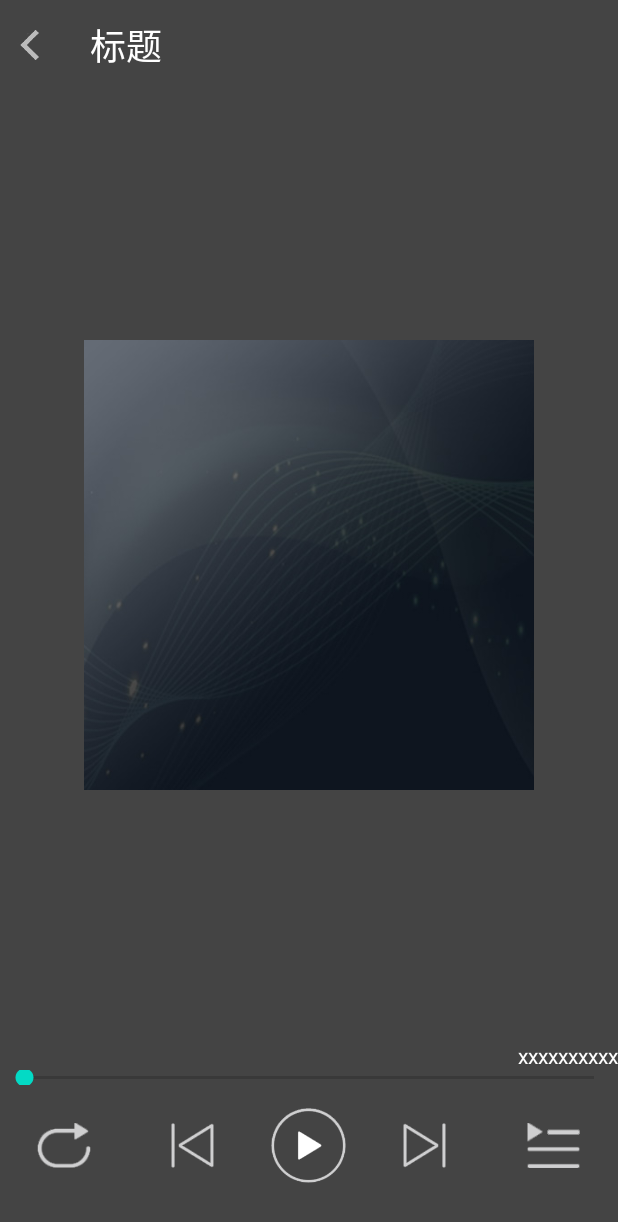
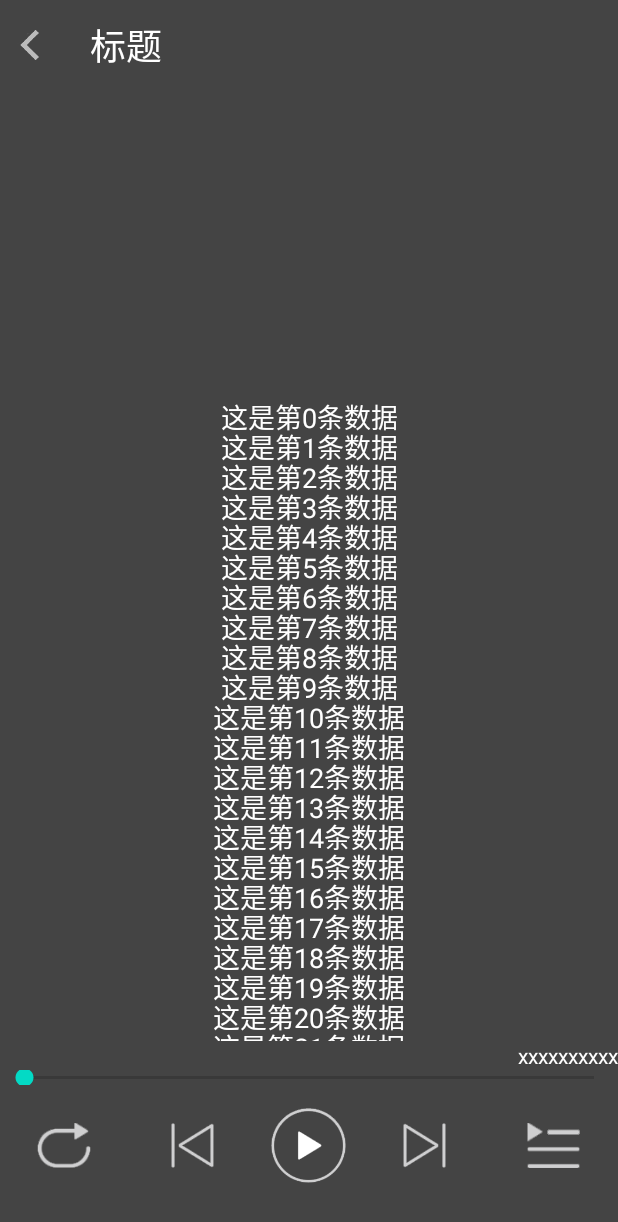
Before and after one commit to wangwangla/VideoDemo, an Android app: the AudioPlayActivity screen opened directly, with no data from a screen before it, on a phone screen of 412 x 824 dp. Shown: the top 1222 px of the screen. Run offline under Robolectric (Android 15) with nearby library versions, the phone set to English and light mode, and no system bars; 2 statements that could not run were skipped.

Commit message:
完成歌词滚动

```diff
--- /dev/null
+++ b/app/src/main/java/com/kangwang/video/lyirc/LyricBean.java
@@ -0,0 +1,35 @@
+package com.kangwang.video.lyirc;
+
+public class LyricBean {
+    private int startTime;
+    private String content;
+
+    public LyricBean(int startTime, String content) {
+        this.startTime = startTime;
+        this.content = content;
+    }
+
+    @Override
+    public String toString() {
+        return "LyricBean{" +
+                "startTime=" + startTime +
+                ", content='" + content + '\'' +
+                '}';
+    }
+
+    public int getStartTime() {
+        return startTime;
+    }
+
+    public void setStartTime(int startTime) {
+        this.startTime = startTime;
+    }
+
+    public String getContent() {
+        return content;
+    }
+
+    public void setContent(String content) {
+        this.content = content;
+    }
+}
--- /dev/null
+++ b/app/src/main/java/com/kangwang/video/lyirc/LyricView.java
@@ -0,0 +1,128 @@
+package com.kangwang.video.lyirc;
+
+import android.content.Context;
+import android.graphics.Canvas;
+import android.graphics.Paint;
+import android.graphics.Rect;
+import android.util.AttributeSet;
+import android.widget.TextView;
+
+import androidx.annotation.Nullable;
+
+import com.kangwang.video.R;
+
+import java.util.ArrayList;
+import java.util.List;
+
+
+public class LyricView extends TextView{
+
+    private Paint paint;
+    private int mHalfVieW;
+    private int mHalfVieH;
+    private List<LyricBean> lyricBeans;
+    private int currentLine;
+    private float hangHight;
+
+    public LyricView(Context context) {
+        super(context);
+        init();
+    }
+
+    public LyricView(Context context, @Nullable AttributeSet attrs) {
+        super(context, attrs);
+        init();
+    }
+
+    public LyricView(Context context, @Nullable AttributeSet attrs, int defStyleAttr) {
+        super(context, attrs, defStyleAttr);
+        init();
+    }
+
+
+    private void init() {
+        //初始化高亮行的颜色  大小
+        int mHightColor = getResources().getColor(R.color.white);
+        float mHightSize = getResources().getDimension(R.dimen.hight_size);
+        //初始化普通行的颜色   大小
+        paint = new Paint();
+        paint.setColor(mHightColor);
+        paint.setTextSize(mHightSize);
+        paint.setAntiAlias(true);
+
+        lyricBeans = new ArrayList<>();
+        for (int i = 0; i < 100; i++) {
+            lyricBeans.add(new LyricBean(i*2000,"这是第"+i+"条数据"));
+        }
+
+        hangHight = getResources().getDimension(R.dimen.hang_size);
+        currentLine = 5;
+    }
+
+    @Override
+    protected void onDraw(Canvas canvas) {
+        super.onDraw(canvas);
+        drawMult(canvas);
+    }
+
+    private void drawMult(Canvas canvas) {
+        String text = lyricBeans.get(currentLine).getContent();
+        Rect rect = new Rect();
+        paint.getTextBounds(text,0,text.length(),rect);
+
+        //字体 的宽高
+        int mHalfTextH = rect.height()/2;
+
+        int centerY = mHalfVieH + mHalfTextH;
+        for (int i = 0; i < lyricBeans.size() - 1; i++) {
+            int drawY = (int)(centerY+(i-currentLine)*hangHight);
+            drawHirLine(canvas, lyricBeans.get(i).getContent(), drawY);
+        }
+    }
+
+
+    private void drawSingle(Canvas canvas) {
+        String text = "加载中……";
+        Rect rect = new Rect();
+        paint.getTextBounds(text,0,text.length(),rect);
+
+        //字体 的宽高
+        int mHalfTextH = rect.height()/2;
+
+        int drawY = mHalfVieH + mHalfTextH;
+        drawHirLine(canvas, text, drawY);
+    }
+
+    private void drawHirLine(Canvas canvas, String text, int drawY) {
+        int mHalfTextW = (int)paint.measureText(text,0,text.length());
+        int drawX = mHalfVieW - mHalfTextW/2;
+        canvas.drawText(text,drawX,drawY,paint);
+    }
+
+    @Override
+    protected void onSizeChanged(int w, int h, int oldw, int oldh) {
+        super.onSizeChanged(w, h, oldw, oldh);
+        mHalfVieW = w / 2;
+        mHalfVieH = h / 2;
+    }
+
+
+    public void roll(int currentTime,int totalTime){
+        for (int i = 0; i < lyricBeans.size(); i++) {
+            int nextPoint;
+            if (i == lyricBeans.size() - 1){
+                nextPoint = totalTime;
+            }else {
+
+                nextPoint = lyricBeans.get(i+1).getStartTime();
+            }
+
+            int startTime = lyricBeans.get(i).getStartTime();
+            if (currentTime >= startTime && currentTime<nextPoint){
+                currentLine = i;
+                break;
+            }
+        }
+        invalidate();
+    }
+}
--- a/app/src/main/java/com/kangwang/video/ui/activity/AudioPlayActivity.java
+++ b/app/src/main/java/com/kangwang/video/ui/activity/AudioPlayActivity.java
@@ -21,6 +21,7 @@ import androidx.annotation.NonNull;
 
 import com.kangwang.video.R;
 import com.kangwang.video.bean.Mp3Bean;
+import com.kangwang.video.lyirc.LyricView;
 import com.kangwang.video.service.AudioService;
 import com.kangwang.video.service.IAudioService;
 
@@ -43,6 +44,8 @@ public class AudioPlayActivity extends BaseActivity implements View.OnClickListe
     private TextView showTime;
     private final int UPDATE_TIME_PRO = 1;
     private SeekBar seekBar;
+    private LyricView lyricView;
+    private static final int MEG_ROLL = 2;
 
     @Override
     public int getLayout() {
@@ -60,6 +63,7 @@ public class AudioPlayActivity extends BaseActivity implements View.OnClickListe
         next = findViewById(R.id.next);
         model = findViewById(R.id.play_model);
         songList = findViewById(R.id.song_list);
+        lyricView = findViewById(R.id.lyric);
     }
 
     ServiceConnection serviceConnection;
@@ -105,10 +109,16 @@ public class AudioPlayActivity extends BaseActivity implements View.OnClickListe
                 updateTime();
 
                 //
+                roll(currentTime, during);
             }
         };
         registerReceiver(broadcastReceiver,filter);
 
+    }
+
+    private void roll(int currentTime, int during) {
+        lyricView.roll(currentTime,during);
+        mhandller.sendEmptyMessage(MEG_ROLL);
     }
 
     private void updateTime() {
@@ -215,6 +225,9 @@ public class AudioPlayActivity extends BaseActivity implements View.OnClickListe
                 case UPDATE_TIME_PRO:
                     updateTime();
                     break;
+                case MEG_ROLL:
+                    roll(auidoService.getCurrentTime(),auidoService.getDuring());
+                    break;
             }
         }
     };
--- a/app/src/main/res/layout/audio_play.xml
+++ b/app/src/main/res/layout/audio_play.xml
@@ -40,12 +40,18 @@
         android:layout_weight="1"
         android:layout_width="match_parent"
         android:layout_height="wrap_content">
-        <ImageView
-            android:src="@drawable/p6c"
-            android:layout_width="300dp"
-            android:layout_height="300dp">
+<!--        <ImageView-->
+<!--            android:src="@drawable/p6c"-->
+<!--            android:layout_width="300dp"-->
+<!--            android:layout_height="300dp">-->
 
-        </ImageView>
+<!--        </ImageView>-->
+        <com.kangwang.video.lyirc.LyricView
+            android:id="@+id/lyric"
+            android:layout_width="match_parent"
+            android:layout_height="match_parent">
+
+        </com.kangwang.video.lyirc.LyricView>
 
     </LinearLayout>
     <RelativeLayout
--- /dev/null
+++ b/app/src/main/res/values/dimens.xml
@@ -0,0 +1,5 @@
+<?xml version="1.0" encoding="utf-8"?>
+<resources>
+    <dimen name="hight_size">18sp</dimen>
+    <dimen name="hang_size">20sp</dimen>
+</resources>
```
Also changed, not shown: app/src/main/java/com/kangwang/video/ui/activity/MainActivity.java (+72 -0 lines), app/src/main/res/layout/notify_audio.xml (added, +36 -0 lines).
